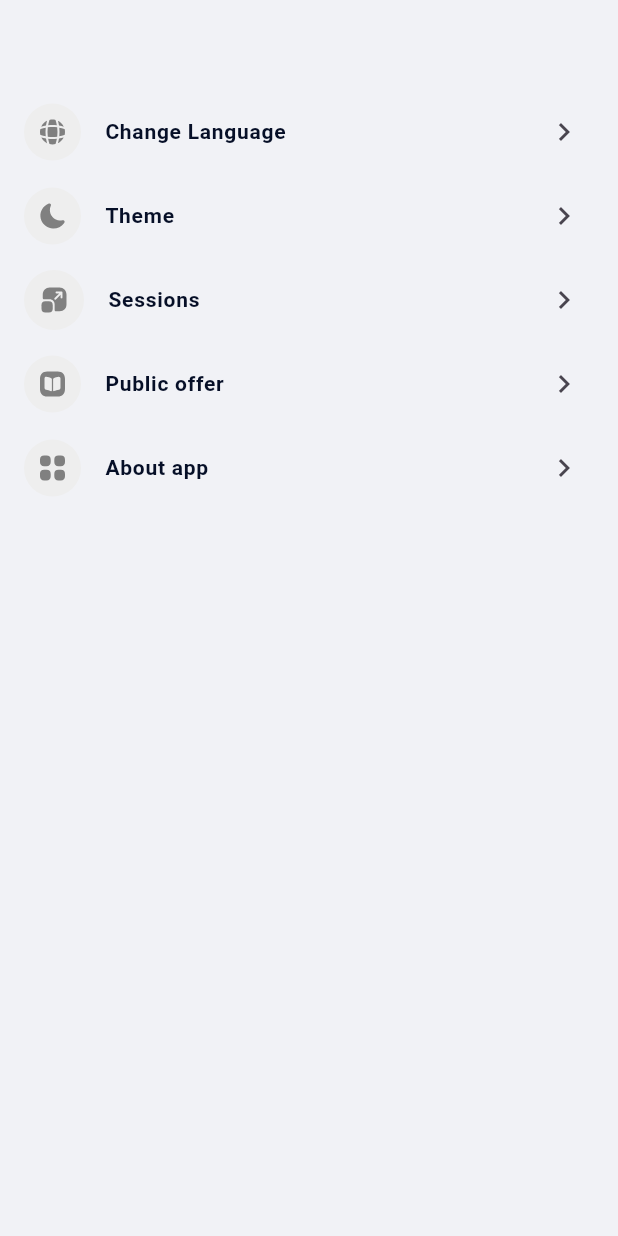
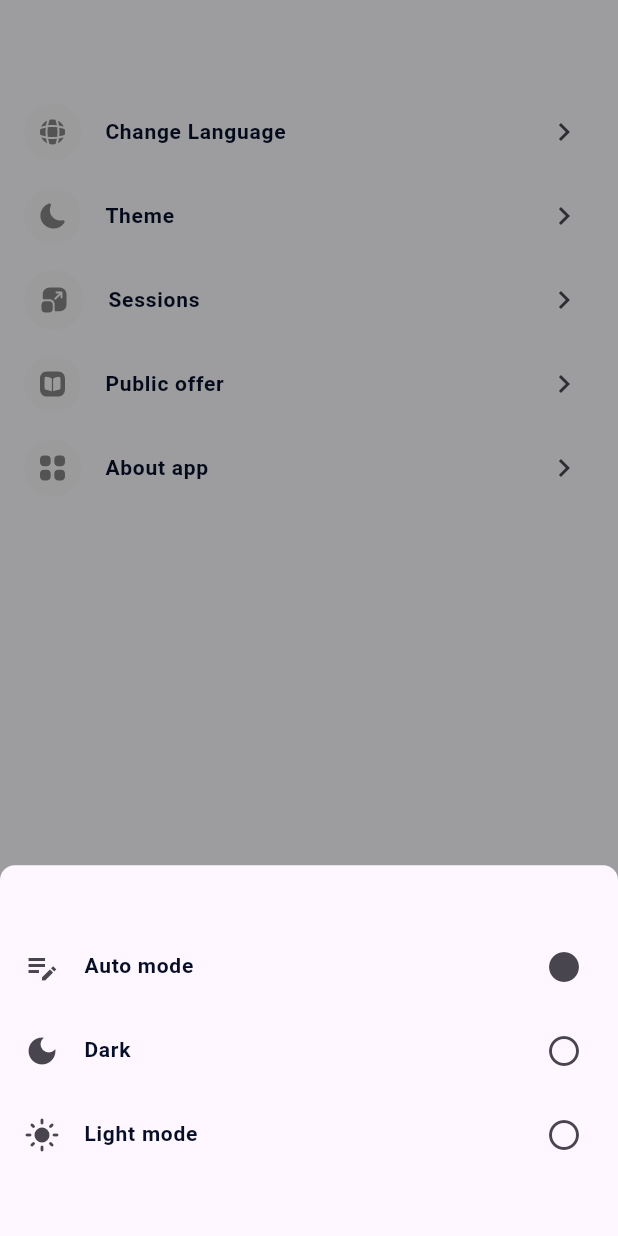
Before and after one commit to YorqinBek7/NewPay, a Flutter app: the AppSettings screen opened directly, after a tap on "Theme", on a phone screen of 412 x 824 dp. Run offline on Flutter 3.47's test engine with Material 2 defaults, Android fonts, the phone set to English and light mode, and no system bars; our stand-ins replace animated_bottom_navigation_bar, bloc, cloud_firestore, firebase_auth, firebase_core, fl_chart and 4 more; missing offline and left inert: card_stack_widget; accounts and stored records are empty; Roboto replaces fonts that are missing (Manrope).

Commit message:
part of theme done

```diff
--- /dev/null
+++ b/lib/blocs/theme/theme_event.dart
@@ -0,0 +1,11 @@
+part of 'theme_bloc.dart';
+
+@immutable
+abstract class ThemeEvent {}
+
+class ThemeManagerEvent extends ThemeEvent {
+  final int themeState;
+  ThemeManagerEvent({
+    required this.themeState,
+  });
+}
--- /dev/null
+++ b/lib/blocs/theme/theme_state.dart
@@ -0,0 +1,10 @@
+part of 'theme_bloc.dart';
+
+@immutable
+abstract class ThemeState {}
+
+class ThemeAutoState extends ThemeState {}
+
+class ThemeDarkState extends ThemeState {}
+
+class ThemeLightState extends ThemeState {}
--- a/lib/ui/tab_box/home_screen/profile_screen/app_settings/app_settings.dart
+++ b/lib/ui/tab_box/home_screen/profile_screen/app_settings/app_settings.dart
@@ -1,6 +1,10 @@
 import 'package:flutter/material.dart';
+import 'package:flutter_bloc/flutter_bloc.dart';
+import 'package:modal_bottom_sheet/modal_bottom_sheet.dart';
+import 'package:new_pay/blocs/theme/theme_bloc.dart';
 import 'package:new_pay/ui/tab_box/home_screen/profile_screen/widgets/option_items.dart';
 import 'package:new_pay/utils/icons.dart';
+import 'package:new_pay/utils/styles.dart';
 
 class AppSettings extends StatelessWidget {
   const AppSettings({super.key});
@@ -21,7 +25,69 @@ class AppSettings extends StatelessWidget {
           optionItems(
             icon: NewPayIcons.theme,
             title: 'Theme',
-            onTap: () {},
+            onTap: () => showMaterialModalBottomSheet(
+              shape: RoundedRectangleBorder(
+                borderRadius: BorderRadius.only(
+                  topLeft: Radius.circular(10.0),
+                  topRight: Radius.circular(10.0),
+                ),
+              ),
+              context: context,
+              builder: (context) => Container(
+                height: MediaQuery.of(context).size.height * .3,
+                child: BlocBuilder<ThemeBloc, ThemeState>(
+                  builder: (context, state) {
+                    return Column(
+                      mainAxisAlignment: MainAxisAlignment.center,
+                      children: [
+                        ListTile(
+                          onTap: () => BlocProvider.of<ThemeBloc>(context)
+                              .add(ThemeManagerEvent(themeState: 0)),
+                          leading: Icon(Icons.edit_note_sharp),
+                          title: Text(
+                            'Auto mode',
+                            style: NewPayStyles.w600,
+                          ),
+                          trailing: Icon(
+                            state is ThemeAutoState
+                                ? Icons.circle
+                                : Icons.circle_outlined,
+                          ),
+                        ),
+                        ListTile(
+                          onTap: () => BlocProvider.of<ThemeBloc>(context)
+                              .add(ThemeManagerEvent(themeState: 1)),
+                          leading: Icon(Icons.dark_mode),
+                          title: Text(
+                            'Dark',
+                            style: NewPayStyles.w600,
+                          ),
+                          trailing: Icon(
+                            state is ThemeDarkState
+                                ? Icons.circle
+                                : Icons.circle_outlined,
+                          ),
+                        ),
+                        ListTile(
+                          onTap: () => BlocProvider.of<ThemeBloc>(context)
+                              .add(ThemeManagerEvent(themeState: 2)),
+                          leading: Icon(Icons.light_mode),
+                          title: Text(
+                            'Light mode',
+                            style: NewPayStyles.w600,
+                          ),
+                          trailing: Icon(
+                            state is ThemeLightState
+                                ? Icons.circle
+                                : Icons.circle_outlined,
+                          ),
+                        ),
+                      ],
+                    );
+                  },
+                ),
+              ),
+            ),
           ),
           optionItems(
             icon: NewPayIcons.session,
--- a/lib/utils/colors.dart
+++ b/lib/utils/colors.dart
@@ -19,4 +19,5 @@ class NewPayColors {
   static const Color C_F90000 = Color(0xffF90000);
   static const Color C_F1F2F6 = Color(0xffF1F2F6);
   static const Color C_00F0FF = Color(0xff00F0FF);
+  static const Color C_203354 = Color(0xff203354);
 }
--- a/pubspec.yaml
+++ b/pubspec.yaml
@@ -28,6 +28,7 @@ dependencies:
   cloud_firestore: ^4.3.1
   shimmer: ^2.0.0
   intl: ^0.17.0
+  modal_bottom_sheet: ^2.1.2
 
 
 dev_dependencies:
```
Also changed, not shown: lib/blocs/theme/theme_bloc.dart (added, +29 -0 lines), lib/main.dart (+59 -15 lines), lib/ui/onboarding/splash_screen.dart (+6 -5 lines), pubspec.lock.
